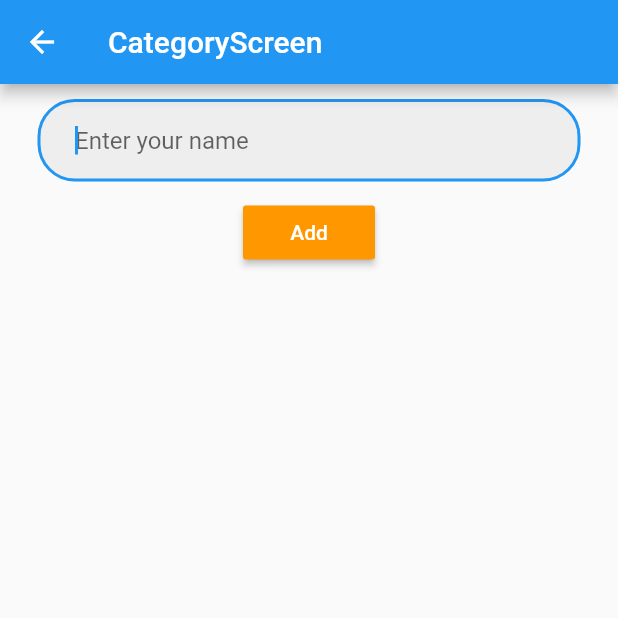
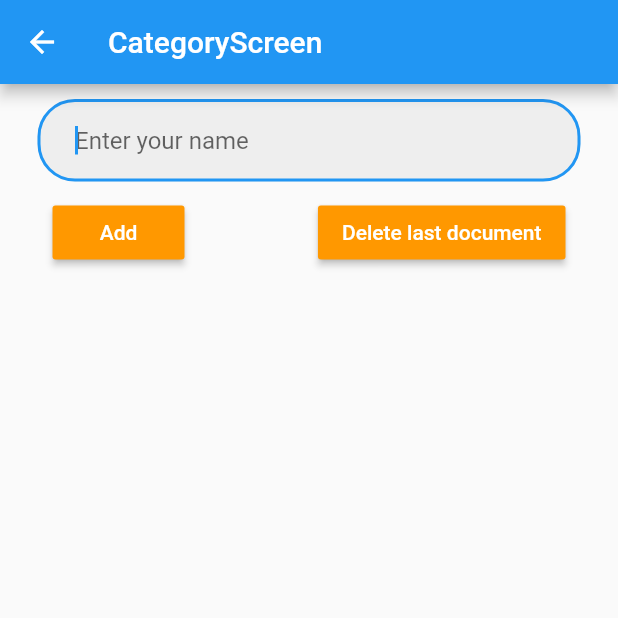
Before and after one commit to mouad-df/coffee_shop, a Flutter app: the CategoryScreen screen opened directly, after a tap on "Add", on a phone screen of 412 x 824 dp, the top half of it. Run offline on Flutter 3.47's test engine with Material 2 defaults, Android fonts, the phone set to English and light mode, and no system bars; our stand-ins replace cloud_firestore, firebase_auth, firebase_core, get, google_nav_bar; accounts and stored records are empty.

Commit message:
delete data added

```diff
--- a/lib/models/category_controller.dart
+++ b/lib/models/category_controller.dart
@@ -17,7 +17,7 @@ class CategoryController extends GetxController {
           .add({
             "name": name.text,
           })
-          .then((value) => print("user Added"))
+          .then((value) => print("user Added $value"))
           .catchError((error) => print("failed to Add user: $error"));
     } else {
       print("Enter a value");
@@ -28,6 +28,15 @@ class CategoryController extends GetxController {
     QuerySnapshot querySnapshot =
         await FirebaseFirestore.instance.collection("categories").get();
     data!.addAll(querySnapshot.docs);
+    print(data![0].id);
+  }
 
+  deleteData() async {
+    await FirebaseFirestore.instance
+        .collection('categories')
+        .doc(data![0].id)
+        .delete()
+        .then((value) => print("document deleted"))
+        .catchError((error) => print("failed deleting document"));
   }
 }
--- a/lib/screens/category_screen.dart
+++ b/lib/screens/category_screen.dart
@@ -1,3 +1,5 @@
+import 'package:cloud_firestore/cloud_firestore.dart';
+import 'package:firebase_core/firebase_core.dart';
 import 'package:flutter/material.dart';
 import 'package:get/get.dart';
 import 'package:get/get_core/src/get_main.dart';
@@ -32,6 +34,9 @@ class CategoryScreen extends StatelessWidget {
                     borderRadius: BorderRadius.circular(25))),
           ),
         ),
+        Padding(
+          padding: const EdgeInsets.symmetric(horizontal: 35),
+          child: Row(mainAxisAlignment: MainAxisAlignment.spaceBetween, children: [
             MaterialButton(
               color: Colors.orange,
               textColor: Colors.white,
@@ -42,6 +47,18 @@ class CategoryScreen extends StatelessWidget {
                 controller.fetchData();
                 controller.name.text = "";
               },
+            ),
+            MaterialButton(
+
+              color: Colors.orange,
+              textColor: Colors.white,
+              hoverColor: Colors.black,
+              child: Text("Delete last document"),
+              onPressed: () async {
+                controller.deleteData();
+              },
+            )
+          ]),
         )
       ]),
     );
```
Lines whose indentation alone changed are shown as unchanged.
